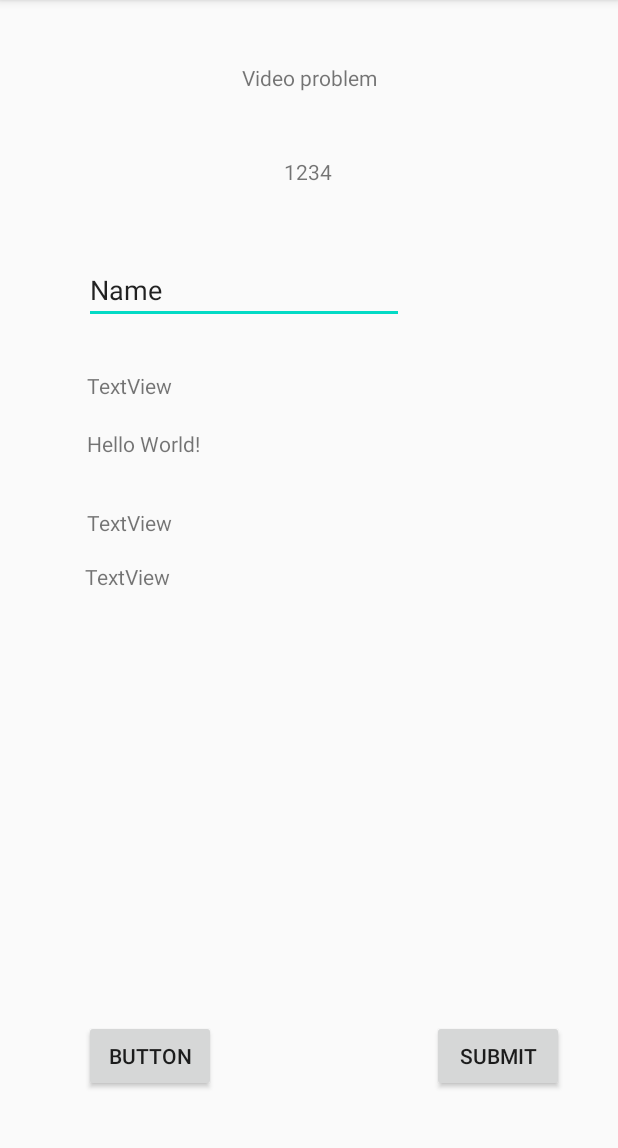
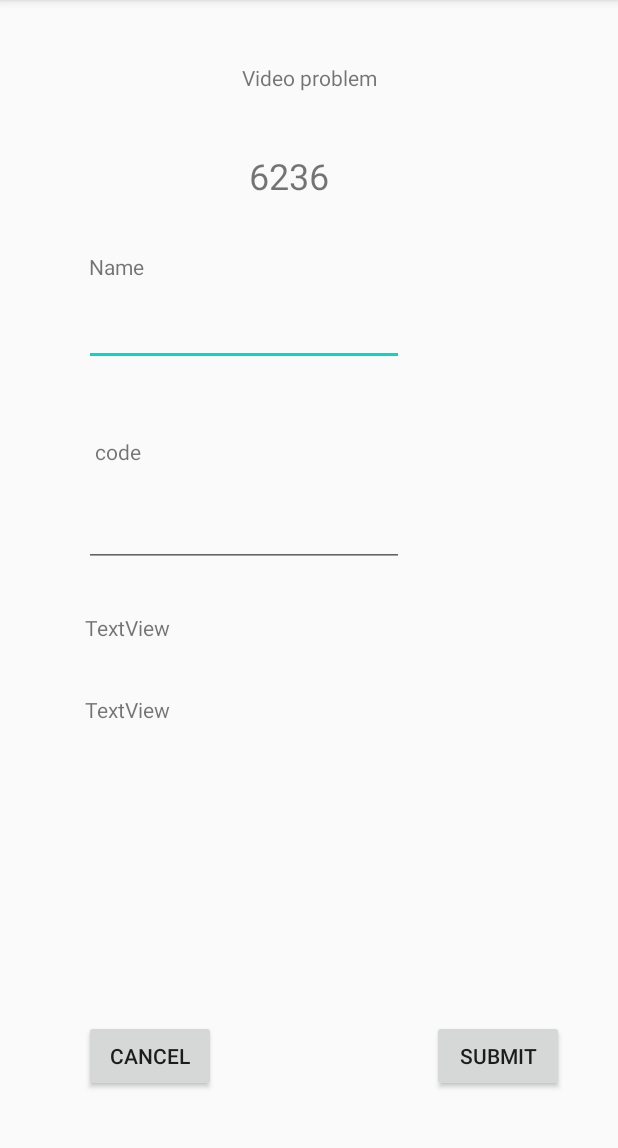
Before and after one commit to xuan-yang0506/AndroidStudioPractice, an Android app: the screen it shows after launch (MainActivity), on a phone screen of 412 x 824 dp, the part 84-1232 px from its top. Run offline under Robolectric (Android 15) with nearby library versions, the phone set to English and light mode, and no system bars.

Commit message:
lecture 4.2

```diff
--- a/app/src/main/java/edu/washington/xuany2/jackbottv/MainActivity.kt
+++ b/app/src/main/java/edu/washington/xuany2/jackbottv/MainActivity.kt
@@ -4,18 +4,45 @@ import androidx.appcompat.app.AppCompatActivity
 import android.os.Bundle
 import android.util.Log
 import android.view.View
+import android.widget.EditText
+import android.widget.TextView
 import android.widget.Toast
+import kotlinx.android.synthetic.main.activity_main.*
+import kotlin.random.Random
 
 class MainActivity : AppCompatActivity() {
+
+    private var randomCode: Int = Random.nextInt(1000, 10000)
 
     override fun onCreate(savedInstanceState: Bundle?) {
         super.onCreate(savedInstanceState)
         setContentView(R.layout.activity_main)
+
+        tvRandomCode.text = tvRandomCode.toString()
+
+        val tvRandomCode : TextView = findViewById<TextView>(R.id.tvRandomCode);
+        tvRandomCode.text = randomCode.toString()
+
+        btnCancel.setOnClickListener { btnCancelBtn: View ->
+            cancelButtonClicked(btnCancelBtn)
+        }
+    }
+
+    private fun cancelButtonClicked(view: View) {
+        etCode.text.clear()
     }
 
     fun submitClicked(view: View) {
-        Log.i("hahah", "bbb");
 
-        Toast.makeText(this, "You got mail!", Toast.LENGTH_SHORT).show();
+        val etCodeText : String = etCode.text.toString()
+
+        if (etCodeText.isNotEmpty()) {
+            if (etCodeText == randomCode.toString()) {
+                Toast.makeText(this, "Name: You're in", Toast.LENGTH_SHORT).show()
+            } else {
+                Toast.makeText(this, "Try again", Toast.LENGTH_SHORT).show()
+            }
+        }
+
     }
 }
--- a/app/src/main/res/layout/activity_main.xml
+++ b/app/src/main/res/layout/activity_main.xml
@@ -10,13 +10,13 @@
         android:id="@+id/textView6"
         android:layout_width="wrap_content"
         android:layout_height="wrap_content"
-        android:text="Hello World!"
+        android:text="code "
         app:layout_constraintBottom_toBottomOf="parent"
-        app:layout_constraintHorizontal_bias="0.173"
+        app:layout_constraintHorizontal_bias="0.167"
         app:layout_constraintLeft_toLeftOf="parent"
         app:layout_constraintRight_toRightOf="parent"
         app:layout_constraintTop_toTopOf="parent"
-        app:layout_constraintVertical_bias="0.382" />
+        app:layout_constraintVertical_bias="0.389" />
 
     <TextView
         android:id="@+id/textView"
@@ -38,19 +38,20 @@
         app:layout_constraintEnd_toEndOf="parent"
         app:layout_constraintHorizontal_bias="0.159"
         app:layout_constraintStart_toStartOf="parent"
-        app:layout_constraintTop_toTopOf="parent" />
+        app:layout_constraintTop_toTopOf="parent"
+        app:layout_constraintVertical_bias="0.619" />
 
     <TextView
         android:id="@+id/textView3"
         android:layout_width="wrap_content"
         android:layout_height="wrap_content"
-        android:text="TextView"
+        android:text="Name "
         app:layout_constraintBottom_toBottomOf="parent"
         app:layout_constraintEnd_toEndOf="parent"
-        app:layout_constraintHorizontal_bias="0.164"
+        app:layout_constraintHorizontal_bias="0.159"
         app:layout_constraintStart_toStartOf="parent"
         app:layout_constraintTop_toTopOf="parent"
-        app:layout_constraintVertical_bias="0.33" />
+        app:layout_constraintVertical_bias="0.224" />
 
     <TextView
         android:id="@+id/textView4"
@@ -59,18 +60,18 @@
         android:text="TextView"
         app:layout_constraintBottom_toBottomOf="parent"
         app:layout_constraintEnd_toEndOf="parent"
-        app:layout_constraintHorizontal_bias="0.164"
+        app:layout_constraintHorizontal_bias="0.159"
         app:layout_constraintStart_toStartOf="parent"
         app:layout_constraintTop_toTopOf="parent"
-        app:layout_constraintVertical_bias="0.452" />
+        app:layout_constraintVertical_bias="0.546" />
 
     <Button
-        android:id="@+id/btnSubmit"
+        android:id="@+id/btnCancel"
         android:layout_width="wrap_content"
         android:layout_height="wrap_content"
         android:layout_marginStart="56dp"
         android:layout_marginBottom="40dp"
-        android:text="Button"
+        android:text="@android:string/cancel"
         app:layout_constraintBottom_toBottomOf="parent"
         app:layout_constraintStart_toStartOf="parent" />
 
@@ -86,29 +87,42 @@
         app:layout_constraintEnd_toEndOf="parent" />
 
     <TextView
-        android:id="@+id/textView5"
-        android:layout_width="wrap_content"
-        android:layout_height="wrap_content"
-        android:text="1234"
+        android:id="@+id/tvRandomCode"
+        android:layout_width="78dp"
+        android:layout_height="45dp"
+        android:text="Yolo"
+        android:textSize="24sp"
         app:layout_constraintBottom_toBottomOf="parent"
         app:layout_constraintEnd_toEndOf="parent"
         app:layout_constraintHorizontal_bias="0.498"
         app:layout_constraintStart_toStartOf="parent"
         app:layout_constraintTop_toTopOf="parent"
-        app:layout_constraintVertical_bias="0.14" />
+        app:layout_constraintVertical_bias="0.139" />
 
     <EditText
-        android:id="@+id/editText"
+        android:id="@+id/etName"
         android:layout_width="wrap_content"
         android:layout_height="wrap_content"
         android:ems="10"
         android:inputType="textPersonName"
-        android:text="Name"
         app:layout_constraintBottom_toBottomOf="parent"
         app:layout_constraintEnd_toEndOf="parent"
         app:layout_constraintHorizontal_bias="0.282"
         app:layout_constraintStart_toStartOf="parent"
         app:layout_constraintTop_toTopOf="parent"
-        app:layout_constraintVertical_bias="0.236" />
+        app:layout_constraintVertical_bias="0.275" />
+
+    <EditText
+        android:id="@+id/etCode"
+        android:layout_width="wrap_content"
+        android:layout_height="wrap_content"
+        android:ems="10"
+        android:inputType="textPersonName"
+        app:layout_constraintBottom_toBottomOf="parent"
+        app:layout_constraintEnd_toEndOf="parent"
+        app:layout_constraintHorizontal_bias="0.282"
+        app:layout_constraintStart_toStartOf="parent"
+        app:layout_constraintTop_toTopOf="parent"
+        app:layout_constraintVertical_bias="0.46" />
 
 </androidx.constraintlayout.widget.ConstraintLayout>
```
Also changed, not shown: app/src/main/res/layout/constraint_leyout_practice.xml (added, +36 -0 lines), app/src/main/res/layout/practice_layout.xml (added, +11 -0 lines).
